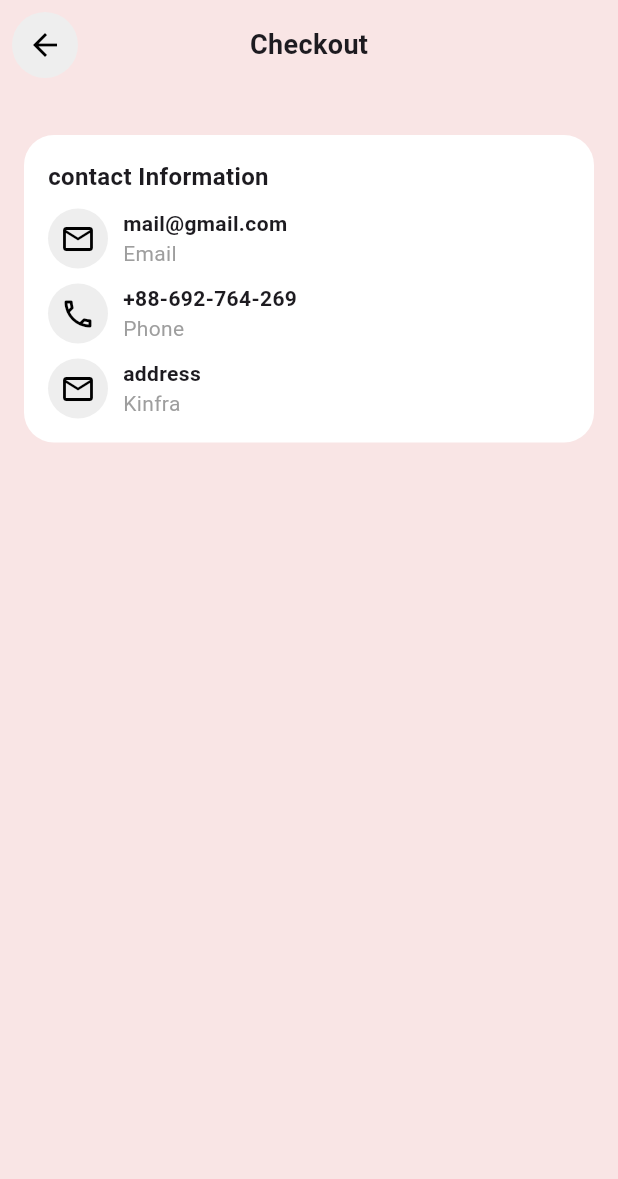
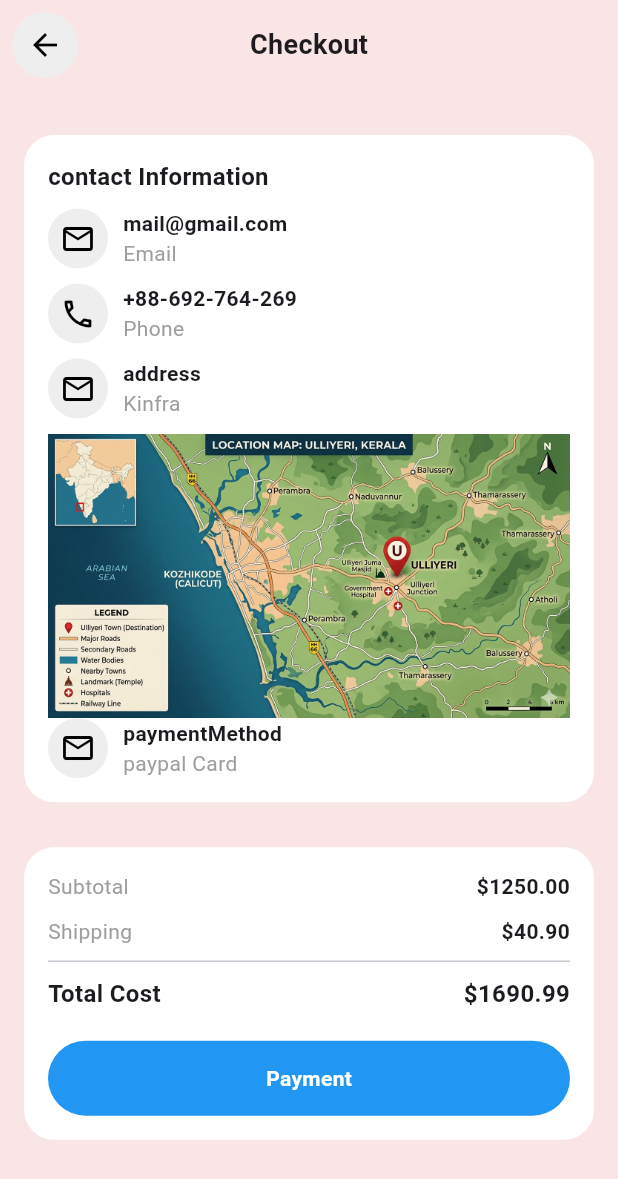
Before and after one commit to saras583/mg_collection, a Flutter app: the Checkoutpage screen opened directly, on a phone screen of 412 x 824 dp. Shown: the top 1179 px of the screen. Run offline on Flutter 3.47's test engine with Material 3 defaults, Android fonts, the phone set to English and light mode, and no system bars; our stand-ins replace hive, hive_flutter, shared_preferences; accounts and stored records are empty.

Commit message:
my local changes

```diff
--- a/lib/screens/checkoutpage.dart
+++ b/lib/screens/checkoutpage.dart
@@ -60,22 +60,99 @@ class Checkoutpage extends StatelessWidget {
   Widget_infowRow(icon: Icons.email_outlined,
                     title: "address",
                     subtitle: "Kinfra ",),
-
-
-
-
+                    SizedBox(height: 10,),
+                    Container(decoration: BoxDecoration(borderRadius: BorderRadius.circular(20)),
+                      child: Image.asset('assets/images/locationimage.png',fit: BoxFit.cover,),),
+                      Widget_infowRow(
+                    icon: Icons.email_outlined,
+                    title: "paymentMethod",
+                    subtitle: "paypal Card",
+                  )
                 ],
               ),
             ),
             SizedBox(height: 10,),
             Container(
+  margin: EdgeInsets.symmetric(horizontal: 16, vertical: 10),
+  padding: EdgeInsets.all(16),
+  decoration: BoxDecoration(
+    color: Colors.white,
+    borderRadius: BorderRadius.circular(20),
+  ),
 
-            )
+  child: Column(
+    crossAxisAlignment: CrossAxisAlignment.start,
+    children: [
+
+      /// 🔹 SUBTOTAL
+      _priceRow("Subtotal", "\$1250.00"),
+
+      SizedBox(height: 10),
+
+      /// 🔹 SHIPPING
+      _priceRow("Shipping", "\$40.90"),
+
+      Divider(height: 20, thickness: 1),
+
+      /// 🔹 TOTAL
+      Row(
+        mainAxisAlignment: MainAxisAlignment.spaceBetween,
+        children: [
+          Text(
+            "Total Cost",
+            style: TextStyle(
+              fontWeight: FontWeight.bold,
+              fontSize: 16,
+            ),
+          ),
+          Text(
+            "\$1690.99",
+            style: TextStyle(
+              fontWeight: FontWeight.bold,
+              fontSize: 16,
+            ),
+          ),
+        ],
+      ),
+
+      SizedBox(height: 20),
+
+      /// 🔹 PAYMENT BUTTON
+      Container(
+        width: double.infinity,
+        padding: EdgeInsets.symmetric(vertical: 15),
+        decoration: BoxDecoration(
+          color: Colors.blue,
+          borderRadius: BorderRadius.circular(30),
+        ),
+        child: Center(
+          child: Text(
+            "Payment",
+            style: TextStyle(
+              color: Colors.white,
+              fontWeight: FontWeight.bold,
+            ),
+          ),
+        ),
+      ),
+    ],
+  ),
+)
           ],
         ),
       ),
     );
   }
+}
+
+Widget _priceRow(String title, String price) {
+  return Row(
+    mainAxisAlignment: MainAxisAlignment.spaceBetween,
+    children: [
+      Text(title, style: TextStyle(color: Colors.grey)),
+      Text(price, style: TextStyle(fontWeight: FontWeight.bold)),
+    ],
+  );
 }
 
  Widget_infowRow({
```
Also changed, not shown: lib/screens/shirt_details_screen.dart (added, +127 -0 lines), lib/screens/shirts.dart (+4 -3 lines), lib/screens/watches.dart (+16 -30 lines), lib/screens/watches_details_screen.dart (added, +120 -0 lines), assets/images/locationimage.png (added), lib/screens/profile_screen.dart (line endings or trailing spaces).
